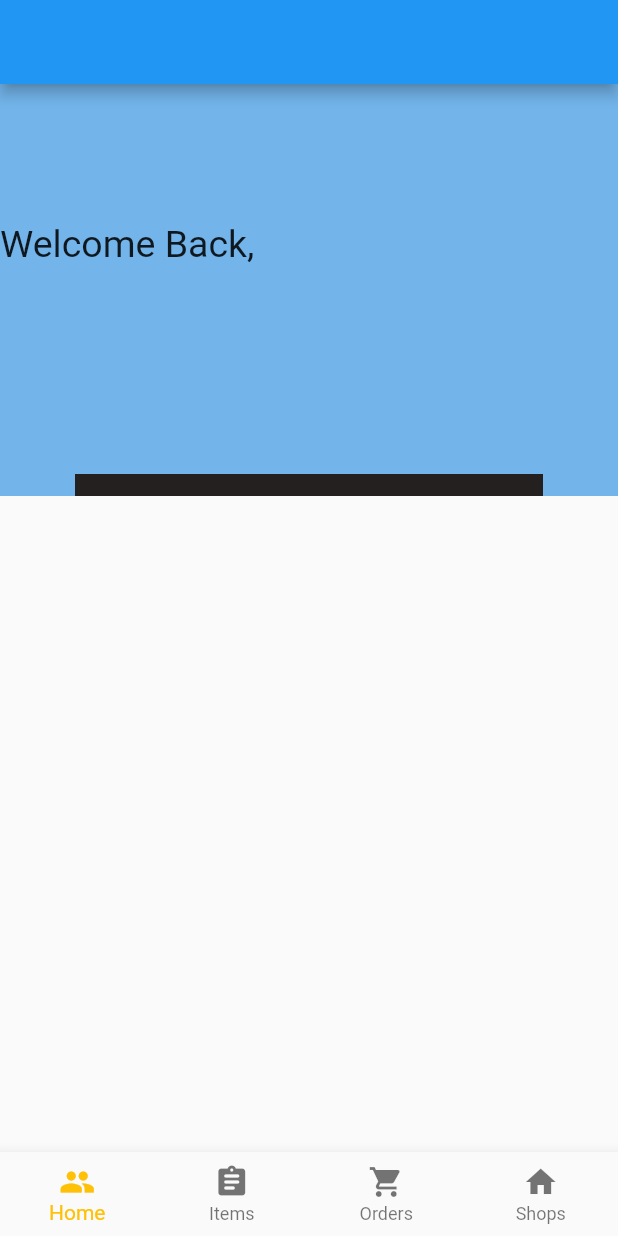
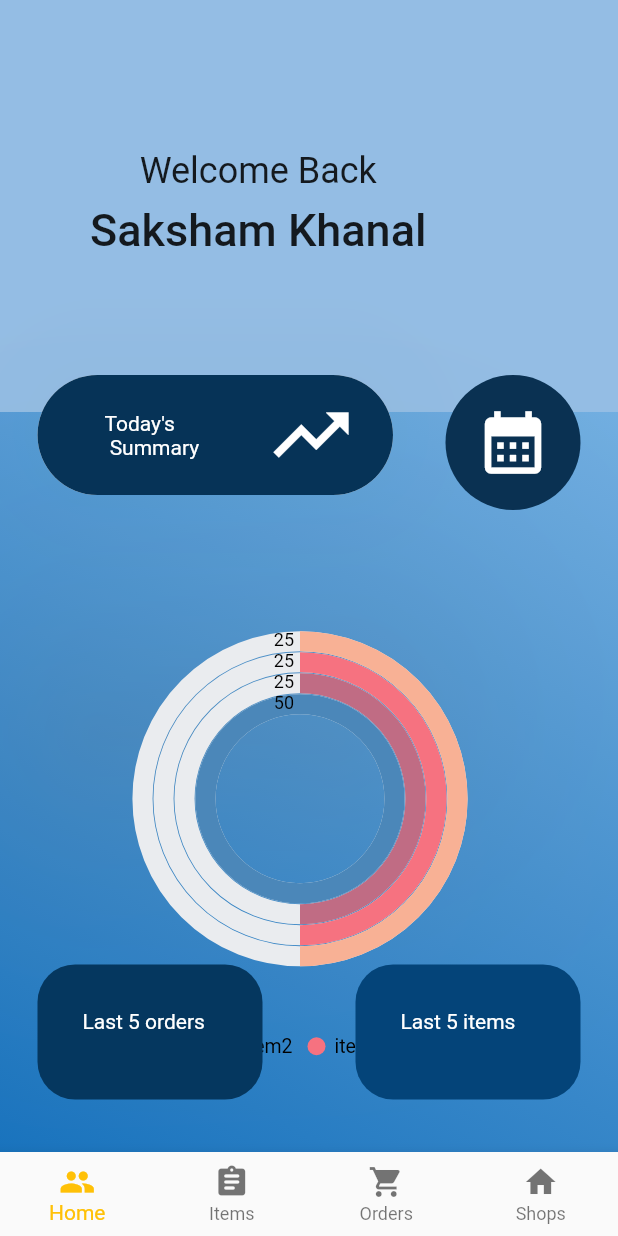
Before and after one commit to Sakshamkhanal/dsOrders, a Flutter app: the screen it shows after launch, on a phone screen of 412 x 824 dp. Run offline on Flutter 3.47's test engine with Material 2 defaults, Android fonts, the phone set to English and light mode, and no system bars; our stand-ins replace syncfusion_flutter_charts, table_calendar.

Commit message:
Commit of Flutter

```diff
--- a/lib/ui/bottomnav.dart
+++ b/lib/ui/bottomnav.dart
@@ -17,7 +17,7 @@ static  List<Widget>_widgetOptions=<Widget>[Homepage(),addInterface()];
   @override
   Widget build(BuildContext context) {
     return Scaffold(
-      appBar: AppBar(),
+
       //backgroundColor: Colors.blue,
      body: _widgetOptions[currentIndex],
       bottomNavigationBar: BottomNavigationBar(type:BottomNavigationBarType.fixed,
--- a/lib/ui/home.dart
+++ b/lib/ui/home.dart
@@ -1,44 +1,173 @@
+import 'dart:ui';
+import 'package:dsorders/ui/summary_graph.dart';
 import 'package:flutter/material.dart';
+import 'package:syncfusion_flutter_charts/charts.dart';
+import 'package:syncfusion_flutter_charts/sparkcharts.dart';
 
-class Homepage extends StatelessWidget {
-  const Homepage({Key? key}) : super(key: key);
+class Homepage extends StatefulWidget {
 
   @override
+  State<Homepage> createState() => _HomepageState();
+}
+
+class _HomepageState extends State<Homepage> {
+
+
   Widget build(BuildContext context) {
     return Scaffold(
       body:
         Stack(
          children:[
              Container(
-                height: MediaQuery.of(context).size.height/3,
+                height: MediaQuery.of(context).size.height,
                width: MediaQuery.of(context).size.width,
                 decoration: BoxDecoration(
-                  color: Color.fromARGB(255, 115, 181, 235),
+                  color: Color.fromARGB(255, 173, 205, 231),
+                  gradient: LinearGradient
+                  (
+                      begin: Alignment.topRight,
+                    end: Alignment.bottomLeft,
+                    colors: [
+                      Color.fromARGB(255, 148, 197, 238),
+                      Color.fromARGB(255, 25, 115, 189),
+
+                    ]
+
+                  ),
+
+
                 ),
-                child:
-                 Align(
-                  alignment: Alignment(-1.0,-0.25),
-                  child: Text('Welcome Back,',style:TextStyle(fontSize:25 ) ,
+              ),
+                Container(
+              height: MediaQuery.of(context).size.height/3,
+              width:MediaQuery.of(context).size.width,
+              decoration: BoxDecoration(
+                color: Color.fromARGB(255, 148, 189, 228),
+              ),
+
+            ),
+            Positioned(
+              top: 250,
+              right: 150,
+              left:25,
+              child: Material(
+                borderRadius: BorderRadius.circular(50),
+                elevation: 100,
+                shadowColor: Color.fromARGB(255, 133, 183, 224),
+                child: Container(
+                  height: 80,
+                  width: MediaQuery.of(context).size.width,
+                  decoration: BoxDecoration(
+                    borderRadius: BorderRadius.circular(50),
+                 color: Color.fromARGB(255, 6, 51, 87),
+
+                  ),
+                  child: Row(
+                    mainAxisAlignment: MainAxisAlignment.spaceEvenly,
+                    children:[
+
+
+                      Container(
+                        padding: EdgeInsets.all(20),
+                        child: Align(
+
+                          alignment: Alignment(0.0,0.0),
+                          child:
+                            Text("Today's\n Summary",style: TextStyle(fontSize: 14,color: Colors.white),)
+
+                        ),
+                      ),
+
+                      Container(
+                        child: Align(
+                          alignment:Alignment.centerRight,
+                        child: Icon
+                         (
+                           Icons.trending_up,
+                          size: 60,
+                         color: Colors.white,
+                        ),
+                     ),
+                      ),
+                ],
                   ),
                 ),
               ),
+            ),
+          Positioned(
+            top: 250,
+            right: 20,
+            child: Container(
+            decoration: BoxDecoration(
+              shape: BoxShape.circle,
+              color: Color.fromARGB(255, 10, 49, 82),
+            ),
+            height: 90,
+            width: 100,
+            child: GestureDetector(
+              child: Icon(Icons.calendar_month,size: 50,color: Colors.white,)
+              )
+            )
+            ,),
+            Positioned(
+              top: 370,
+              left: 50,
+              child:
+             Container
+              ( height: 350,
+                width: 300,
+                child: SummaryGraph(),
+              )
+              ),
+              Positioned(
+                top: 100,
+                left:60,
+                child:Column(
+                children: [
+                  Text("Welcome Back",style: TextStyle(fontSize: 24),),
+                  SizedBox(height: 8,),
+                  Text("Saksham Khanal",style: TextStyle(fontSize: 30,fontWeight: FontWeight.w500),),
+                ],)
+                ),
+                Positioned(
+                bottom: 35,
+                left:25,
+                child:
+                Container(
+                  height: 90,
+                  width: 150,
+                  decoration: BoxDecoration(
+                    color: Color.fromARGB(255, 5, 55, 95),
+                    borderRadius:BorderRadius.circular(25)
+                  ),
+                  child: Padding(
 
-            Positioned(
-              top: 260,
-              right: 50,
-              left:50,
-              child: Container(
-                height: 100,
-                width: MediaQuery.of(context).size.width,
-                decoration: BoxDecoration(
-                  color: Color.fromARGB(255, 36, 32, 32)
+                    padding: const EdgeInsets.all(30),
+                    child: Text("Last 5 orders",style: TextStyle(color: Colors.white),),
+                  ),
                 ),
-              ),
-            ),
+                ),
+                 Positioned(
+                bottom: 35,
+                right:25,
+                child:
+                Container(
+                  height: 90,
+                  width: 150,
+                  decoration: BoxDecoration(
+                    color: Color.fromARGB(255, 4, 68, 121),
+                    borderRadius:BorderRadius.circular(25)
+                  ),
+                  child: Padding(
 
-         ],
+                    padding: const EdgeInsets.all(30),
+                    child: Text("Last 5 items",style: TextStyle(color: Colors.white),),
+                  ),
+                )
+                )
+         ]
+
         )
-     // ),
     );
   }
 }
--- /dev/null
+++ b/lib/ui/summary_graph.dart
@@ -0,0 +1,69 @@
+import 'package:flutter/material.dart';
+import 'package:syncfusion_flutter_charts/charts.dart';
+import 'package:syncfusion_flutter_charts/sparkcharts.dart';
+
+
+class SummaryGraph extends StatefulWidget {
+
+
+  @override
+  State<SummaryGraph> createState() => _SummaryGraphState();
+}
+
+class _SummaryGraphState extends State<SummaryGraph> {
+
+  late List<BARData> _chardata;
+
+  @override
+  void initState()
+  {
+    _chardata = getChartData();
+    super.initState();
+  }
+  Widget build(BuildContext context) {
+    return Container(
+      decoration: BoxDecoration(
+        color: Colors.transparent,
+      ),
+      child:Container(
+        height: 50,
+        width: 50,
+        decoration: BoxDecoration(
+          color: Colors.transparent,
+        ),
+        child: SfCircularChart(
+          legend:
+          Legend(isVisible:true,overflowMode: LegendItemOverflowMode.wrap),
+          series: <CircularSeries>[
+            RadialBarSeries<BARData,String>(
+              dataSource: _chardata,
+              xValueMapper: (BARData data,_)=> data.items,
+              yValueMapper: (BARData data,_)=> data.orders,
+              dataLabelSettings: DataLabelSettings(isVisible: true),
+              maximumValue: 50,
+            )
+          ],
+        ),
+      ) ,
+    );
+  }
+
+List<BARData> getChartData()
+{
+  final List<BARData> chartData =
+  [
+    BARData('item1',50),
+    BARData('item2',25),
+    BARData('item3',25),
+    BARData('item4',25)
+  ];
+  return  chartData;
+}
+}
+
+
+class BARData{
+  BARData(this.items,this.orders);
+  final String items;
+  final int orders;
+}
--- a/pubspec.yaml
+++ b/pubspec.yaml
@@ -34,6 +34,9 @@ dependencies:
   # The following adds the Cupertino Icons font to your application.
   # Use with the CupertinoIcons class for iOS style icons.
   cupertino_icons: ^1.0.2
+  syncfusion_flutter_charts: ^20.2.38
+  table_calendar: ^3.0.6
+
 
 dev_dependencies:
   flutter_test:
@@ -60,6 +63,7 @@ flutter:
   # To add assets to your application, add an assets section, like this
 assets:
     - images/check-correct.gif
+    - images/summary.gif
 
 
   # An image asset can refer to one or more resolution-specific "variants", see
```
Also changed, not shown: lib/main.dart (+7 -1 lines), lib/ui/calander.dart (added, +56 -0 lines), lib/ui/list_container.dart (added, +27 -0 lines), lib/ui/login.dart (deleted, +0 -64 lines), assets/images/summary.gif (added), pubspec.lock.
